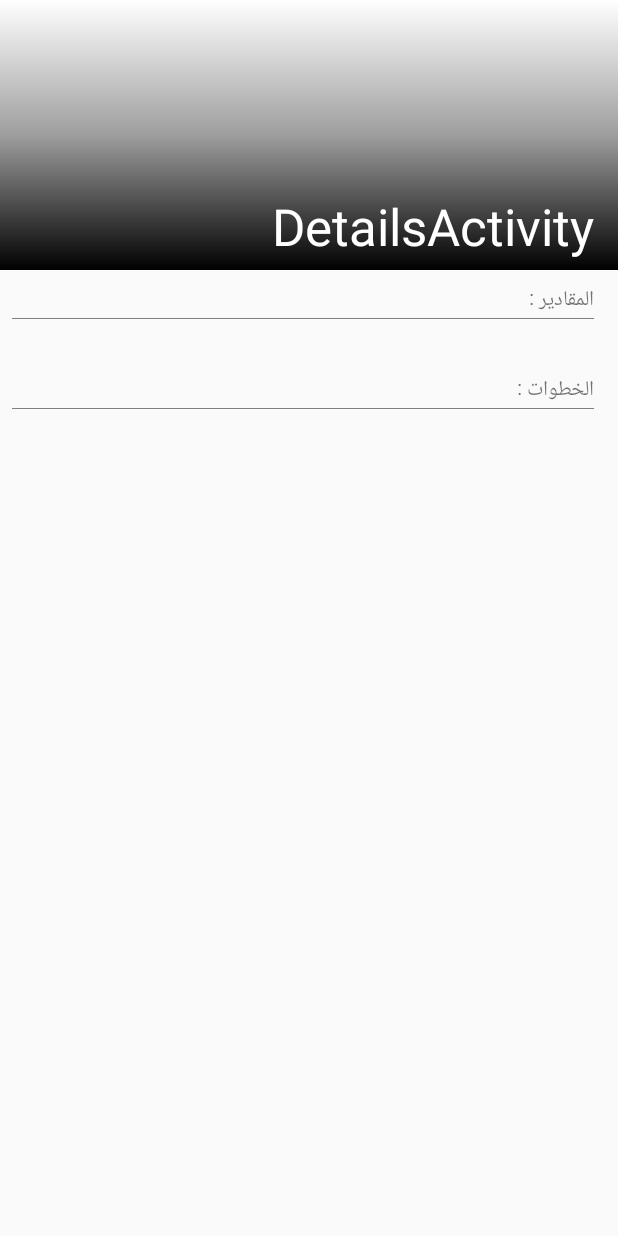
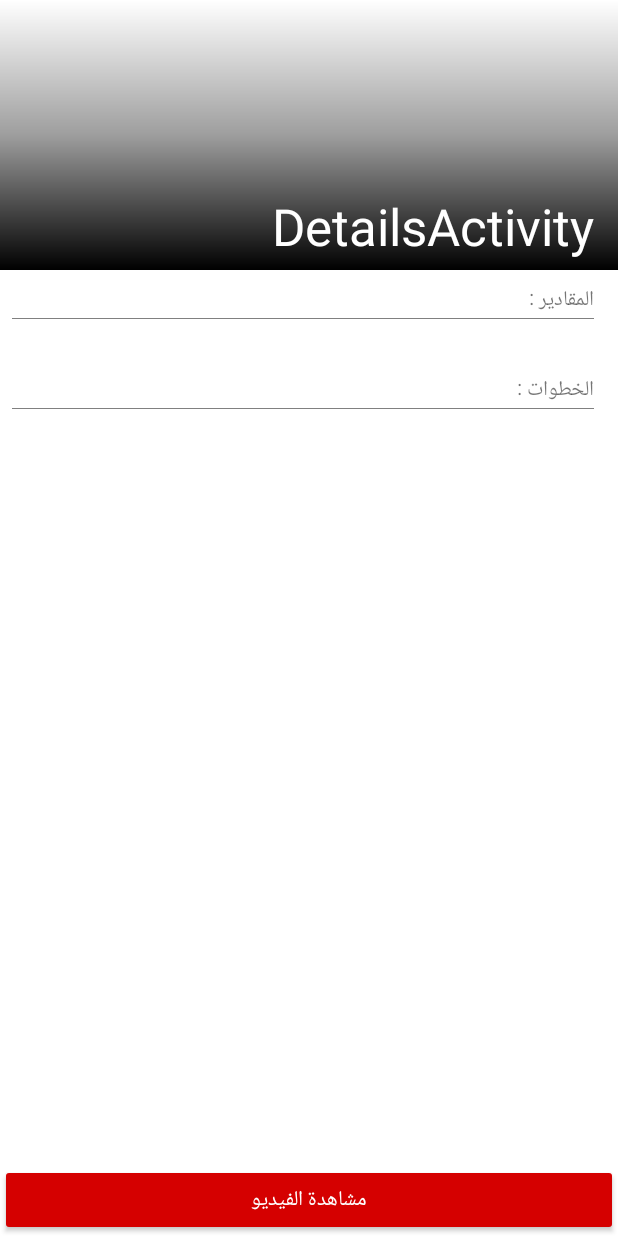
Before and after one commit to MohamedMedhat1998/Mn-Edek-A7la, an Android app: the DetailsActivity screen opened directly, with no data from a screen before it, on a phone screen of 412 x 824 dp. Run offline under Robolectric (Android 15) with nearby library versions, the phone set to English and light mode, and no system bars; our stand-ins replace ButterKnife; network calls fail; 4 statements that could not run were skipped.

Commit message:
Added watch button design

```diff
--- a/app/src/main/res/layout/activity_details.xml
+++ b/app/src/main/res/layout/activity_details.xml
@@ -52,6 +52,22 @@
         </android.support.design.widget.CollapsingToolbarLayout>
     </android.support.design.widget.AppBarLayout>
 
-    <include layout="@layout/content_details" />
+    <include layout="@layout/content_details"/>
+
+    <FrameLayout
+        android:layout_gravity="bottom"
+        android:background="@color/White"
+        android:layout_width="match_parent"
+        android:layout_height="wrap_content">
+
+        <Button
+            android:id="@+id/btn_open_in_youtube"
+            android:theme="@style/YoutubeButtonStyle"
+            android:text="@string/watch_video"
+            android:layout_gravity="bottom"
+            android:layout_width="match_parent"
+            android:layout_height="wrap_content" />
+    </FrameLayout>
+
 
 </android.support.design.widget.CoordinatorLayout>
--- a/app/src/main/res/layout/content_details.xml
+++ b/app/src/main/res/layout/content_details.xml
@@ -3,6 +3,8 @@
     xmlns:app="http://schemas.android.com/apk/res-auto"
     xmlns:tools="http://schemas.android.com/tools"
     android:layout_width="match_parent"
+    android:paddingBottom="44dp"
+    android:background="@color/White"
     android:layout_height="match_parent"
     app:layout_behavior="@string/appbar_scrolling_view_behavior"
     tools:context=".DetailsActivity"
--- a/app/src/main/res/values/colors.xml
+++ b/app/src/main/res/values/colors.xml
@@ -19,4 +19,6 @@
     <color name="Deep_Purple_800">#4527A0</color>
     <color name="Deep_Purple_900">#311B92</color>
 
+    <color name="Red_A700">#D50000</color>
+
 </resources>
--- a/app/src/main/res/values/strings.xml
+++ b/app/src/main/res/values/strings.xml
@@ -25,5 +25,6 @@
     <string name="steps">الخطوات :</string>
     <string name="search">بحث ...</string>
     <string name="favorite">Favorite</string>
+    <string name="watch_video">مشاهدة الفيديو</string>
 
 </resources>
--- a/app/src/main/res/values/styles.xml
+++ b/app/src/main/res/values/styles.xml
@@ -59,4 +59,9 @@
         <item name="android:layout_marginTop">8dp</item>
     </style>
 
+    <style name="YoutubeButtonStyle" parent="Widget.AppCompat.Button.Colored">
+        <item name="colorButtonNormal">@color/Red_A700</item>
+        <item name="android:textColor">@color/White</item>
+    </style>
+
 </resources>
```
